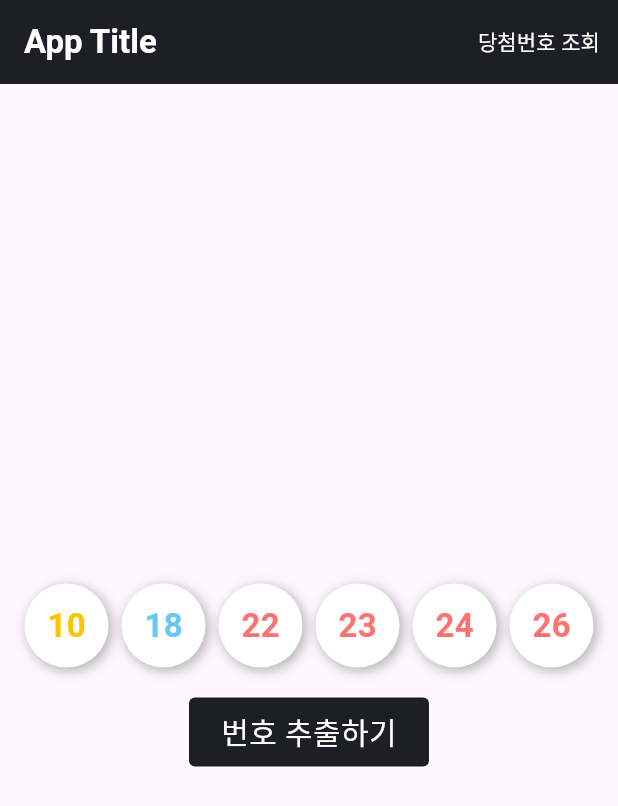
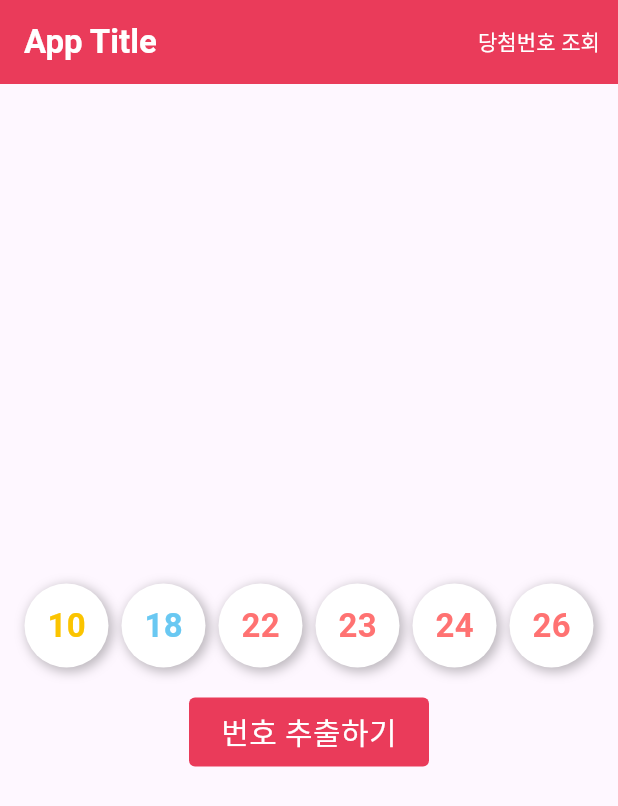
Before and after one commit to thisisyello/luckez, a Flutter app: the screen it shows after launch, on a phone screen of 412 x 824 dp. Shown: the top 806 px of the screen. Run offline on Flutter 3.47's test engine with Material 3 defaults, Android fonts, the phone set to English and light mode, and no system bars; Roboto replaces fonts that are missing (Pretendard).

Commit message:
fix: mainColor 색상 수정

```diff
--- a/lib/theme/app_colors.dart
+++ b/lib/theme/app_colors.dart
@@ -1,6 +1,6 @@
 import 'package:flutter/material.dart';
 
-const mainColor = Color(0xFF1E1F26);
+const mainColor = Color(0xFFEA3B5A);
 const blackColor = Color(0xff1E1E1E);
 const greyColor = Color(0xff9E9E9E);
 const whiteColor = Color(0xffFFFFFF);
```
